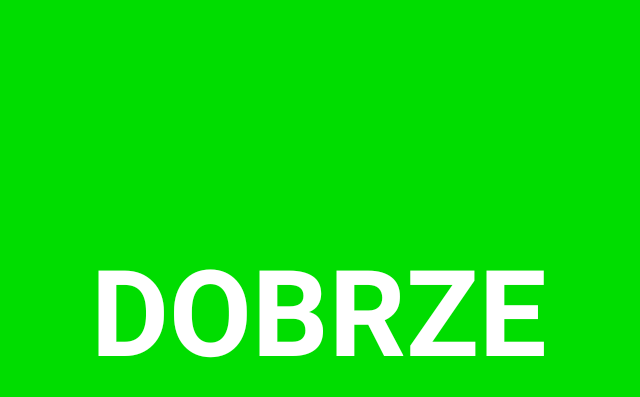
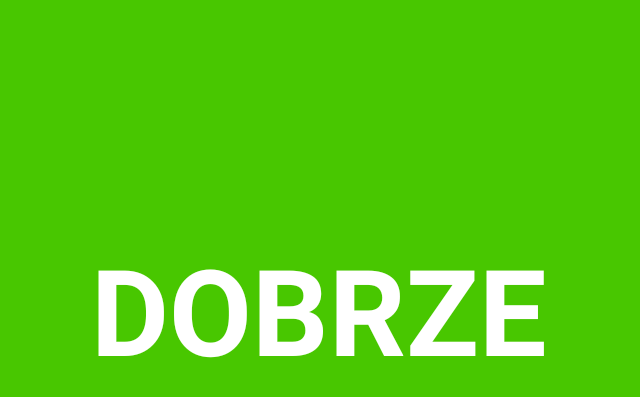
Before and after one commit to Drabenstein/SWiM, an Android app: the fragment GoodAnswerFragment placed in its activity, on a phone screen of 824 x 412 dp (held sideways). Shown: the top 397 px of the screen, without its empty margins (299-939 px from the left). Run offline under Robolectric (Android 15) with nearby library versions, the phone set to English and light mode, and no system bars; Roboto replaces fonts that are not available here.

```diff
--- a/PunsGame/app/src/main/res/values/colors.xml
+++ b/PunsGame/app/src/main/res/values/colors.xml
@@ -5,8 +5,10 @@
     <color name="colorAccent">#D81B60</color>
     <color name="lightBlue">#03A9F4</color>
     <color name="white">#ffffff</color>
-    <color name="red">#ee0000</color>
-    <color name="green">#00dd00</color>
+    <!--<color name="red">#ee0000</color>-->
+    <color name="red">#E00600</color>
+    <!--<color name="green">#00dd00</color>-->
+    <color name="green">#48C700</color>
     <color name="black">#000000</color>
 
     <color name="blueBg">#053C66</color>
```
